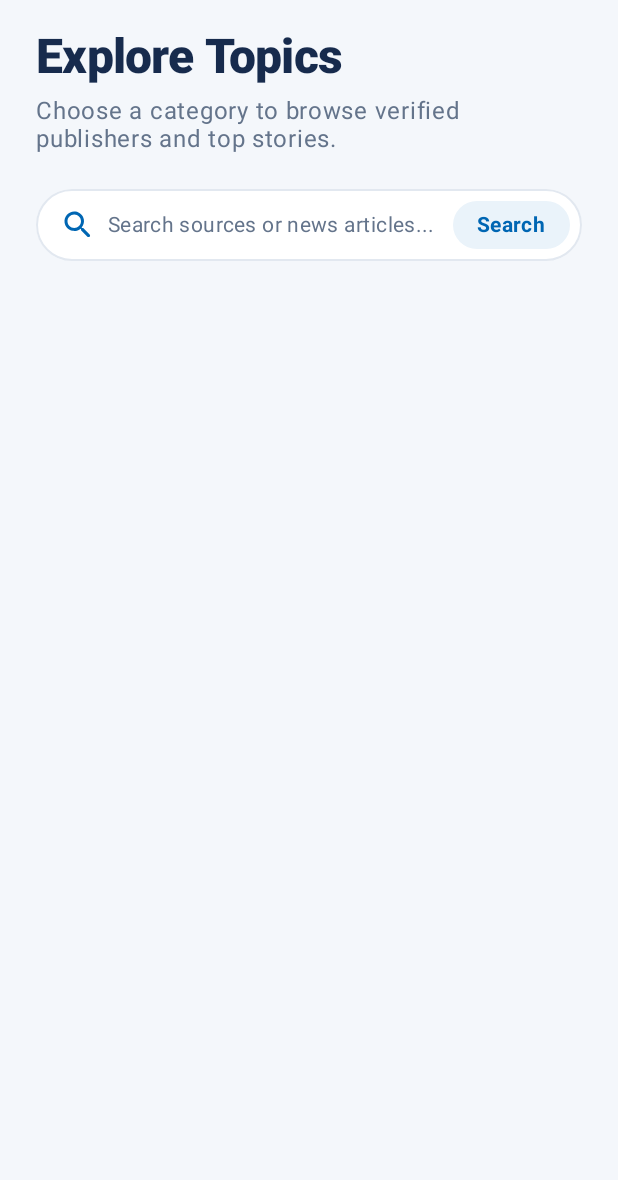
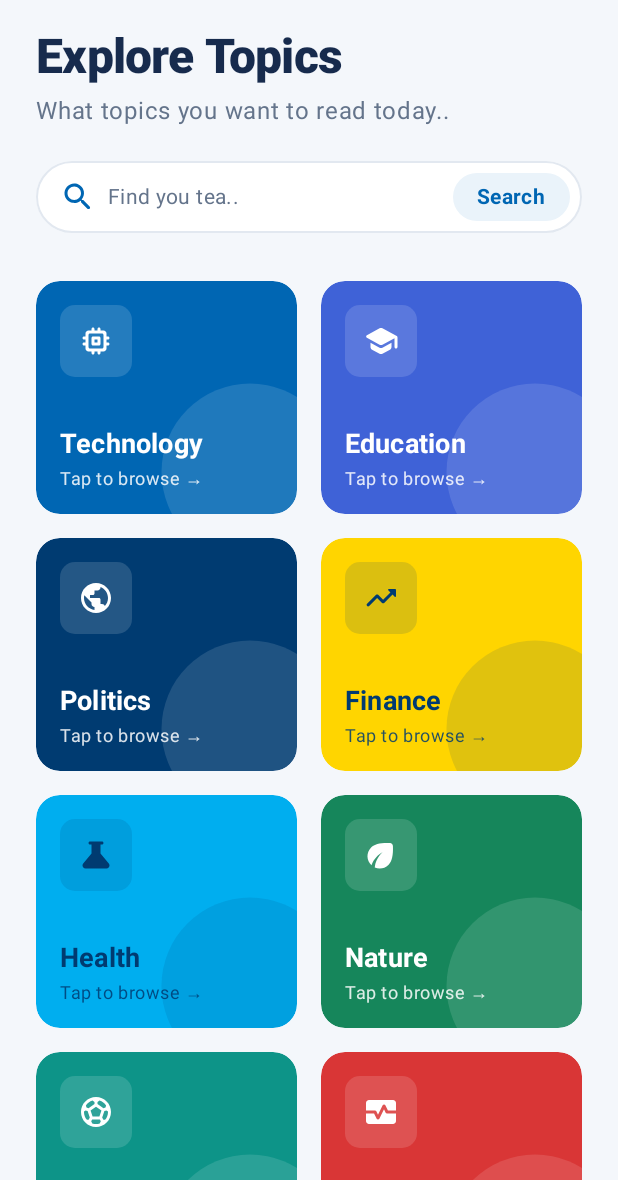
Before and after one commit to imaisnaini/Daily-Tea, an Android app built with Jetpack Compose: the screen it shows after launch (MainActivity), after a tap on "Search", on a phone screen of 412 x 824 dp, the part 56-1236 px from its top. Run offline under Robolectric (Android 15) with nearby library versions, the phone set to English and light mode, and no system bars; our stand-ins replace Dagger/Hilt's generated code.

Commit message:
ui(category) : show list of categories card

```diff
--- a/app/src/main/java/com/imaisnaini/dailytea/data/local/Categories.kt
+++ /dev/null
@@ -1,7 +0,0 @@
-package com.imaisnaini.dailytea.data.local
-
-import com.imaisnaini.dailytea.domain.model.Category
-
-object Categories {
-    val categories = Category.entries
-}
--- /dev/null
+++ b/app/src/main/java/com/imaisnaini/dailytea/data/repository/ArticleRepository.kt
@@ -0,0 +1,9 @@
+package com.imaisnaini.dailytea.data.repository
+
+import com.imaisnaini.dailytea.data.enpoint.ApiService
+import javax.inject.Inject
+
+class ArticleRepository @Inject constructor(
+    private val apiService: ApiService
+) {
+}
--- a/app/src/main/java/com/imaisnaini/dailytea/ui/CategoryScreen.kt
+++ b/app/src/main/java/com/imaisnaini/dailytea/ui/CategoryScreen.kt
@@ -1,64 +1,120 @@
 package com.imaisnaini.dailytea.ui
 
-import android.R
-import androidx.compose.foundation.BorderStroke
 import androidx.compose.foundation.background
+import androidx.compose.foundation.clickable
 import androidx.compose.foundation.layout.Arrangement
 import androidx.compose.foundation.layout.Box
 import androidx.compose.foundation.layout.Column
+import androidx.compose.foundation.layout.PaddingValues
 import androidx.compose.foundation.layout.Row
 import androidx.compose.foundation.layout.Spacer
+import androidx.compose.foundation.layout.aspectRatio
+import androidx.compose.foundation.layout.fillMaxSize
 import androidx.compose.foundation.layout.fillMaxWidth
 import androidx.compose.foundation.layout.height
+import androidx.compose.foundation.layout.offset
 import androidx.compose.foundation.layout.padding
 import androidx.compose.foundation.layout.size
-import androidx.compose.foundation.layout.width
+import androidx.compose.foundation.layout.statusBarsPadding
+import androidx.compose.foundation.lazy.LazyColumn
+import androidx.compose.foundation.lazy.items
 import androidx.compose.foundation.shape.CircleShape
-import androidx.compose.foundation.text.BasicTextField
+import androidx.compose.foundation.shape.RoundedCornerShape
 import androidx.compose.material.Icon
+import androidx.compose.material.Scaffold
 import androidx.compose.material.Surface
 import androidx.compose.material.Text
 import androidx.compose.material.icons.Icons
 import androidx.compose.material.icons.rounded.LocalCafe
-import androidx.compose.material.icons.rounded.Search
 import androidx.compose.runtime.Composable
+import androidx.compose.runtime.getValue
+import androidx.compose.runtime.mutableStateOf
+import androidx.compose.runtime.saveable.rememberSaveable
+import androidx.compose.runtime.setValue
 import androidx.compose.ui.Alignment
 import androidx.compose.ui.Modifier
-import androidx.compose.ui.graphics.graphicsLayer
+import androidx.compose.ui.draw.clip
+import androidx.compose.ui.draw.drawBehind
+import androidx.compose.ui.geometry.Offset
 import androidx.compose.ui.text.font.FontWeight
+import androidx.compose.ui.text.style.TextOverflow
 import androidx.compose.ui.unit.sp
-import androidx.lifecycle.viewmodel.compose.viewModel
 import com.imaisnaini.dailytea.domain.model.Category
+import com.imaisnaini.dailytea.ui.compose.CategoryCardStyle
 import com.imaisnaini.dailytea.ui.compose.SearchBar
+import com.imaisnaini.dailytea.ui.compose.cardStyle
 import com.imaisnaini.dailytea.ui.theme.BackgroundLight
-import com.imaisnaini.dailytea.ui.theme.BorderColorDark
-import com.imaisnaini.dailytea.ui.theme.BrandBlue
 import com.imaisnaini.dailytea.ui.theme.PrimaryBlue
-import com.imaisnaini.dailytea.ui.theme.SurfaceLight
 import com.imaisnaini.dailytea.ui.theme.TextPrimary
-import com.imaisnaini.dailytea.ui.theme.TextPrimaryDark
 import com.imaisnaini.dailytea.ui.theme.TextSecondary
-import com.imaisnaini.dailytea.ui.theme.TextSecondaryDark
 import com.imaisnaini.dailytea.ui.theme.Typography
-import com.imaisnaini.dailytea.ui.theme.border_light
+import com.imaisnaini.dailytea.ui.theme.icon_large
 import com.imaisnaini.dailytea.ui.theme.icon_small
 import com.imaisnaini.dailytea.ui.theme.padding_large
 import com.imaisnaini.dailytea.ui.theme.padding_normal
 import com.imaisnaini.dailytea.ui.theme.padding_small
+import com.imaisnaini.dailytea.ui.theme.radius_large
+import com.imaisnaini.dailytea.ui.theme.radius_normal
 import com.imaisnaini.dailytea.ui.theme.spacer_normal
 import com.imaisnaini.dailytea.ui.theme.spacer_small
 
 @Composable
 fun CategoryScreen(
     onCategoryClick: (Category) -> Unit,
-    modifier: Modifier = Modifier,
+    onSearchSubmit: (String) -> Unit,
+    modifier: Modifier = Modifier
 ) {
-    Header(
-        searchQuery = "",
-        onSearchQueryChange = {},
-        onSearchClick = {},
-        modifier = modifier
-    )
+    val categories = Category.entries
+    var searchQuery by rememberSaveable { mutableStateOf("") }
+
+    Scaffold(
+        backgroundColor = BackgroundLight,
+        modifier = modifier.fillMaxSize()
+    ) { innerPadding ->
+        LazyColumn(
+            contentPadding = PaddingValues(bottom = spacer_normal),
+            verticalArrangement = Arrangement.spacedBy(padding_large),
+            modifier = Modifier
+                .fillMaxSize()
+                .padding(innerPadding)
+                .statusBarsPadding()
+        ) {
+            item(key = "header") {
+                Header(
+                    searchQuery = searchQuery,
+                    onSearchQueryChange = { searchQuery = it },
+                    onSearchClick = {
+                        if (searchQuery.isNotBlank()) {
+                            onSearchSubmit(searchQuery.trim())
+                        }
+                    },
+                    modifier = modifier
+                )
+            }
+            items(
+                items = Category.entries.chunked(2),
+                key = { row -> row.joinToString("_") { it.name } }
+            ) { rowCategories ->
+                Row(
+                    horizontalArrangement = Arrangement.spacedBy(padding_large),
+                    modifier = Modifier
+                        .fillMaxWidth()
+                        .padding(horizontal = spacer_normal)
+                ) {
+                    rowCategories.forEach { category ->
+                        CategoryCard(
+                            category = category,
+                            onClick = { onCategoryClick(category) },
+                            modifier = Modifier.weight(1f)
+                        )
+                    }
+                    if (rowCategories.size == 1) {
+                        Spacer(modifier = Modifier.weight(1f))
+                    }
+                }
+            }
+        }
+    }
 }
 
 @Composable
@@ -104,7 +160,7 @@ fun Header(
         )
         Spacer(modifier = Modifier.height(padding_normal))
         Text(
-            text = "Choose a category to browse verified publishers and top stories.",
+            text = "What topics you want to read today..",
             style = Typography.body1,
             color = TextSecondary
         )
@@ -116,3 +172,74 @@ fun Header(
         )
     }
 }
+
+@Composable
+private fun CategoryCard(
+    category: Category,
+    onClick: () -> Unit,
+    modifier: Modifier = Modifier
+) {
+    val style = category.cardStyle
+    val cardShape = RoundedCornerShape(radius_large)
+
+    Surface(
+        shape = cardShape,
+        color = style.containerColor,
+        modifier = modifier
+            .aspectRatio(1.12f)
+            .clip(cardShape)
+            .clickable(onClick = onClick)
+    ) {
+        Column(
+            verticalArrangement = Arrangement.SpaceBetween,
+            modifier = Modifier
+                .fillMaxSize()
+                .drawBehind {
+                    drawCircle(
+                        color = style.contentColor.copy(alpha = 0.12f),
+                        radius = size.minDimension * 0.38f,
+                        center = Offset(
+                            x = size.width * 0.82f,
+                            y = size.height * 0.82f
+                        )
+                    )
+                }
+                .padding(padding_large)
+        ) {
+            // Top-left icon badge
+            Box(
+                contentAlignment = Alignment.Center,
+                modifier = Modifier
+                    .size(icon_large)
+                    .clip(RoundedCornerShape(radius_normal))
+                    .background(style.contentColor.copy(alpha = 0.14f))
+            ) {
+                Icon(
+                    imageVector = style.icon,
+                    contentDescription = category.displayName,
+                    tint = style.contentColor,
+                    modifier = Modifier.size(icon_small)
+                )
+            }
+
+            // Bottom-left title & prompt
+            Column(verticalArrangement = Arrangement.spacedBy(padding_small)) {
+                Text(
+                    text = category.displayName,
+                    style = Typography.subtitle1.copy(
+                        fontWeight = FontWeight.Bold
+                    ),
+                    color = style.contentColor,
+                    maxLines = 1,
+                    overflow = TextOverflow.Ellipsis
+                )
+                Text(
+                    text = "Tap to browse →",
+                    style = Typography.caption,
+                    color = style.contentColor.copy(alpha = 0.85f),
+                    maxLines = 1
+                )
+            }
+        }
+    }
+}
--- a/app/src/main/java/com/imaisnaini/dailytea/ui/DailyTeaApp.kt
+++ b/app/src/main/java/com/imaisnaini/dailytea/ui/DailyTeaApp.kt
@@ -18,6 +18,7 @@ fun DailyTeaApp() {
         composable("categories") {
             CategoryScreen(
                 onCategoryClick = {},
+                onSearchSubmit = {},
                 modifier = Modifier
             )
         }
--- /dev/null
+++ b/app/src/main/java/com/imaisnaini/dailytea/ui/compose/CategoryCardStyle.kt
@@ -0,0 +1,68 @@
+package com.imaisnaini.dailytea.ui.compose
+
+import androidx.compose.material.icons.Icons
+import androidx.compose.material.icons.rounded.*
+import androidx.compose.ui.graphics.Color
+import androidx.compose.ui.graphics.vector.ImageVector
+import com.imaisnaini.dailytea.domain.model.Category
+import com.imaisnaini.dailytea.ui.theme.*
+
+data class CategoryCardStyle(
+    val containerColor: Color,
+    val contentColor: Color,
+    val icon: ImageVector
+)
+
+val Category.cardStyle: CategoryCardStyle
+    get() = when (this) {
+        Category.TECHNOLOGY -> CategoryCardStyle(
+            containerColor = PrimaryBlue,
+            contentColor = TextOnPrimary,
+            icon = Icons.Rounded.Memory
+        )
+        Category.EDUCATION -> CategoryCardStyle(
+            containerColor = RoyalIndigo,
+            contentColor = TextOnPrimary,
+            icon = Icons.Rounded.School
+        )
+        Category.POLITICS -> CategoryCardStyle(
+            containerColor = BrandBlue,
+            contentColor = TextOnPrimary,
+            icon = Icons.Rounded.Public
+        )
+        Category.FINANCE -> CategoryCardStyle(
+            containerColor = BrandYellow,
+            contentColor = TextOnYellow,
+            icon = Icons.Rounded.TrendingUp
+        )
+        Category.SPORTS -> CategoryCardStyle(
+            containerColor = ErrorRed,
+            contentColor = TextOnPrimary,
+            icon = Icons.Rounded.MonitorHeart
+        )
+        Category.NATURE -> CategoryCardStyle(
+            containerColor = SuccessGreen,
+            contentColor = TextOnPrimary,
+            icon = Icons.Rounded.Eco
+        )
+        Category.HEALTH -> CategoryCardStyle(
+            containerColor = BrightBlue,
+            contentColor = BrandBlue,
+            icon = Icons.Rounded.Science
+        )
+        Category.SCIENCE -> CategoryCardStyle(
+            containerColor = DeepTeal,
+            contentColor = TextOnPrimary,
+            icon = Icons.Rounded.SportsSoccer
+        )
+        Category.ENTERTAINMENT -> CategoryCardStyle(
+            containerColor = VividPurple,
+            contentColor = TextOnPrimary,
+            icon = Icons.Rounded.Movie
+        )
+        Category.CULTURE -> CategoryCardStyle(
+            containerColor = WarningOrange,
+            contentColor = TextPrimary,
+            icon = Icons.Rounded.StarBorder
+        )
+    }
--- a/app/src/main/java/com/imaisnaini/dailytea/ui/compose/SearchBar.kt
+++ b/app/src/main/java/com/imaisnaini/dailytea/ui/compose/SearchBar.kt
@@ -46,7 +46,7 @@ fun SearchBar(
     onQueryChange: (String) -> Unit,
     onSearchClick: () -> Unit,
     modifier: Modifier = Modifier,
-    placeholder: String = "Search sources or news articles...",
+    placeholder: String = "Find you tea..",
     buttonText: String = "Search",
     enabled: Boolean = true
 ) {
--- a/app/src/main/java/com/imaisnaini/dailytea/ui/theme/Color.kt
+++ b/app/src/main/java/com/imaisnaini/dailytea/ui/theme/Color.kt
@@ -27,6 +27,11 @@ val SuccessGreen = Color(0xFF16865B)
 val ErrorRed = Color(0xFFD93636)
 val WarningOrange = Color(0xFFF29924)
 
+// Category accents
+val RoyalIndigo = Color(0xFF3F62D7)
+val DeepTeal = Color(0xFF0D9488)
+val VividPurple = Color(0xFF6D4AFF)
+
 // Dark theme
 val BackgroundDark = Color(0xFF101B2D)
 val SurfaceDark = Color(0xFF1A2940)
--- a/app/src/main/java/com/imaisnaini/dailytea/ui/theme/Shape.kt
+++ /dev/null
@@ -1,11 +0,0 @@
-package com.imaisnaini.dailytea.ui.theme
-
-import androidx.compose.foundation.shape.RoundedCornerShape
-import androidx.compose.material.Shapes
-import androidx.compose.ui.unit.dp
-
-val Shapes = Shapes(
-    small = RoundedCornerShape(4.dp),
-    medium = RoundedCornerShape(4.dp),
-    large = RoundedCornerShape(0.dp)
-)
```
